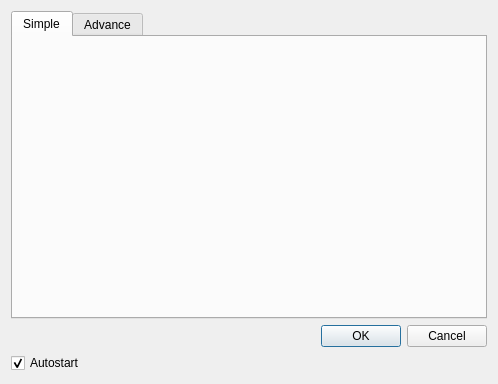
First picture: the form in ui/gui/default/PluginCreateDialog.ui, repository TUB-Control/PaPI, before the edit.
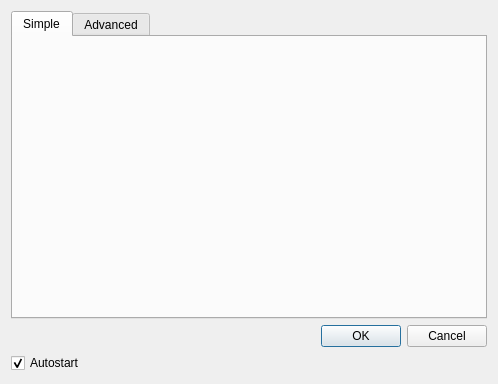
Second picture: the form after the edit.

Commit message: Typo in tab

The edit to the form file:
```diff
--- a/ui/gui/default/PluginCreateDialog.ui
+++ b/ui/gui/default/PluginCreateDialog.ui
@@ -37,7 +37,7 @@
      </widget>
      <widget class="QWidget" name="tabAdvance">
       <attribute name="title">
-       <string>Advance</string>
+       <string>Advanced</string>
       </attribute>
       <layout class="QVBoxLayout" name="verticalLayout_3">
        <item>
```
The commit also changes 1 other file.
